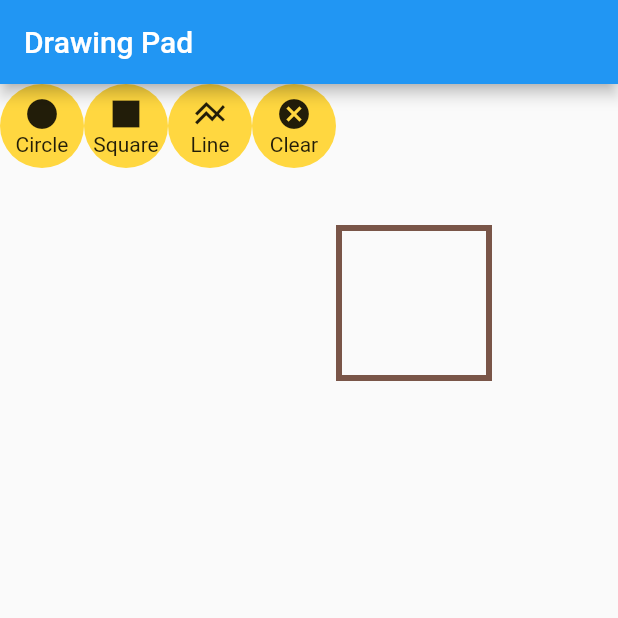
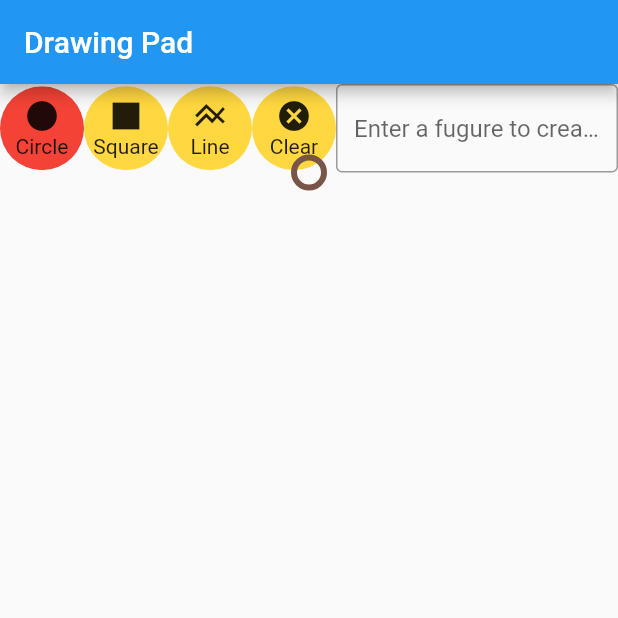
Before and after one commit to pemix09/flutter-drawing-pad, a Flutter app: the screen it shows after launch, after a tap on "Circle", on a phone screen of 412 x 824 dp, the top half of it. Run offline on Flutter 3.47's test engine with Material 2 defaults, Android fonts, the phone set to English and light mode, and no system bars.

Commit message:
Finally selecting buttons works

```diff
--- a/lib/Buttons/AddCircleButton.dart
+++ b/lib/Buttons/AddCircleButton.dart
@@ -2,23 +2,33 @@ import 'package:flutter/cupertino.dart';
 import 'package:flutter/material.dart';
 import 'package:hello_world/app_config.dart';
 
-class AddCircleButton extends StatelessWidget {
-  final String widgetName = 'Circle';
+class AddCircleButton extends StatefulWidget {
+  final Function reRenderParent;
 
-  const AddCircleButton({super.key});
+  const AddCircleButton({required Function this.reRenderParent, super.key});
+
+  @override
+  State<StatefulWidget> createState() => _AddCircleState(reRenderParentState: reRenderParent);
+}
+
+class _AddCircleState extends State<AddCircleButton>{
+  final Function reRenderParentState;
+
+  _AddCircleState({required Function this.reRenderParentState});
 
   @override
   Widget build(BuildContext context) {
+
     return SizedBox.fromSize(
         size: const Size(56, 56),
         child: ClipOval(
             child: Material(
-                color: Colors.amberAccent,
+                color: _thisButtonColour(context),
                 child: InkWell(
                     splashColor: Colors.green,
                     onTap: () {
-                      print(widgetName + 'was clicked');
-                      AppConfig.of(context)?.toolService.ChangleSelectedTool(1);
+                      AppConfig.of(context)?.toolService.ChangleSelectedButton(AddCircleButton);
+                      reRenderParentState(AddCircleButton);
                     },
                     child: Column(
                       mainAxisAlignment: MainAxisAlignment.center,
@@ -28,4 +38,12 @@ class AddCircleButton extends StatelessWidget {
                       ],
                     )))));
   }
+
+  Color _thisButtonColour(BuildContext context) {
+    if (AppConfig.of(context)?.toolService.selectedButton == AddCircleButton) {
+      return Colors.red;
+    } else {
+      return Colors.amberAccent;
+    }
+  }
 }
--- a/lib/Buttons/AddLineButton.dart
+++ b/lib/Buttons/AddLineButton.dart
@@ -2,8 +2,24 @@
 import 'package:flutter/cupertino.dart';
 import 'package:flutter/material.dart';
 
-class AddLineButton extends StatelessWidget{
-  const AddLineButton({super.key});
+import '../app_config.dart';
+
+class AddLineButton extends StatefulWidget{
+  final Function reRenderParent;
+
+  const AddLineButton({required Function this.reRenderParent, super.key});
+
+
+
+  @override
+  State<StatefulWidget> createState() => _AddLineButtonState(reRenderParent: this.reRenderParent);
+
+}
+
+class _AddLineButtonState extends State<AddLineButton>{
+  final Function reRenderParent;
+
+  _AddLineButtonState({required Function this.reRenderParent});
 
   @override
   Widget build(BuildContext context) {
@@ -11,10 +27,13 @@ class AddLineButton extends StatelessWidget{
         size: const Size(56, 56),
         child: ClipOval(
             child: Material(
-                color: Colors.amberAccent,
+                color: _thisButtonColour(context),
                 child: InkWell(
                     splashColor: Colors.green,
-                    onTap: (){},
+                    onTap: (){
+                      AppConfig.of(context)?.toolService.ChangleSelectedButton(AddLineButton);
+                      reRenderParent(AddLineButton);
+                    },
                     child: Column(
                       mainAxisAlignment: MainAxisAlignment.center,
                       children: const <Widget>[
@@ -27,4 +46,12 @@ class AddLineButton extends StatelessWidget{
         )
     );
   }
+
+  Color _thisButtonColour(BuildContext context) {
+    if (AppConfig.of(context)?.toolService.selectedButton == AddLineButton) {
+      return Colors.red;
+    } else {
+      return Colors.amberAccent;
+    }
+  }
 }
--- a/lib/Buttons/AddSquareButton.dart
+++ b/lib/Buttons/AddSquareButton.dart
@@ -1,8 +1,22 @@
 import 'package:flutter/material.dart';
 import 'package:flutter/widgets.dart';
 
-class AddSquareButton extends StatelessWidget{
-  const AddSquareButton({super.key});
+import '../app_config.dart';
+
+class AddSquareButton extends StatefulWidget {
+  final Function reRenderParent;
+  const AddSquareButton({required Function this.reRenderParent, super.key});
+
+
+
+  @override
+  State<StatefulWidget> createState() => _AddSquareButtonState(reRenderParent: this.reRenderParent);
+}
+
+class _AddSquareButtonState extends State<AddSquareButton>{
+  final Function reRenderParent;
+
+  _AddSquareButtonState({required Function this.reRenderParent});
 
   @override
   Widget build(BuildContext context) {
@@ -10,21 +24,28 @@ class AddSquareButton extends StatelessWidget{
         size: const Size(56, 56),
         child: ClipOval(
             child: Material(
-                color: Colors.amberAccent,
+                color: _thisButtonColour(context),
                 child: InkWell(
                     splashColor: Colors.green,
-                    onTap: (){},
+                    onTap: () {
+                      AppConfig.of(context)?.toolService.ChangleSelectedButton(AddSquareButton);
+                      reRenderParent(AddSquareButton);
+                    },
                     child: Column(
                       mainAxisAlignment: MainAxisAlignment.center,
                       children: const <Widget>[
                         Icon(Icons.square),
                         Text("Square"),
                       ],
-                    )
-                )
-            )
-        )
-    );
+                    )))));
+  }
+
+  Color _thisButtonColour(BuildContext context) {
+    if (AppConfig.of(context)?.toolService.selectedButton == AddSquareButton) {
+      return Colors.red;
+    } else {
+      return Colors.amberAccent;
+    }
   }
 
 }
--- a/lib/Buttons/ClearButton.dart
+++ b/lib/Buttons/ClearButton.dart
@@ -1,8 +1,24 @@
 import 'package:flutter/cupertino.dart';
 import 'package:flutter/material.dart';
 
-class ClearButton extends StatelessWidget{
-  const ClearButton({super.key});
+import '../app_config.dart';
+
+class ClearButton extends StatefulWidget{
+  final Function reRenderParent;
+
+  const ClearButton({required Function this.reRenderParent, super.key});
+
+
+
+  @override
+  State<StatefulWidget> createState() => _ClearButtonState(reRenderParent: this.reRenderParent);
+}
+
+class _ClearButtonState extends State<ClearButton>{
+  final Function reRenderParent;
+
+  _ClearButtonState({required Function this.reRenderParent});
+
 
   @override
   Widget build(BuildContext context) {
@@ -10,10 +26,13 @@ class ClearButton extends StatelessWidget{
         size: const Size(56, 56),
         child: ClipOval(
             child: Material(
-                color: Colors.amberAccent,
+                color: _thisButtonColour(context),
                 child: InkWell(
                     splashColor: Colors.green,
-                    onTap: (){},
+                    onTap: (){
+                      AppConfig.of(context)?.toolService.ChangleSelectedButton(ClearButton);
+                      reRenderParent(ClearButton);
+                    },
                     child: Column(
                       mainAxisAlignment: MainAxisAlignment.center,
                       children: const <Widget>[
@@ -26,4 +45,13 @@ class ClearButton extends StatelessWidget{
         )
     );
   }
+
+  Color _thisButtonColour(BuildContext context) {
+    if (AppConfig.of(context)?.toolService.selectedButton == ClearButton) {
+      return Colors.red;
+    } else {
+      return Colors.amberAccent;
+    }
+  }
+
 }
--- /dev/null
+++ b/lib/Inputs/TextInput.dart
@@ -0,0 +1,21 @@
+import 'package:flutter/cupertino.dart';
+import 'package:flutter/material.dart';
+
+class InputText extends StatefulWidget {
+  @override
+  State<StatefulWidget> createState() => _InputTextState();
+}
+
+class _InputTextState extends State<InputText> {
+  @override
+  Widget build(BuildContext context) {
+    return const Expanded(
+      child: TextField(
+        decoration: InputDecoration(
+          border: OutlineInputBorder(),
+          hintText: 'Enter a fugure to create',
+        ),
+      ),
+    );
+  }
+}
--- a/lib/Painter/my_cutom_painter.dart
+++ b/lib/Painter/my_cutom_painter.dart
@@ -1,23 +1,34 @@
 // 1
 import 'package:flutter/cupertino.dart';
 import 'package:flutter/material.dart';
+import 'package:hello_world/Buttons/AddCircleButton.dart';
+import 'package:hello_world/Buttons/AddSquareButton.dart';
+
+import '../app_config.dart';
 
 class MyCustomPainter extends CustomPainter {
+  final BuildContext context;
+
+  MyCustomPainter({required BuildContext this.context});
+
   // 2
   @override
   void paint(Canvas canvas, Size size) {
     // 1
-    Paint paint = Paint()
-      ..style = PaintingStyle.stroke
-      ..color = Colors.brown
-      ..strokeWidth = 4.0;
+    Paint paint = AppConfig.of(context)!.toolService.paint;
+    Offset position = Offset(0, 0);
 
-    canvas.drawRect(Rect.fromLTWH(20, 40, 100, 100), paint);
+    if (AppConfig.of(context)!.toolService.selectedButton == AddCircleButton) {
+      canvas.drawCircle(position, 10, paint);
+    } else if (AppConfig.of(context)!.toolService.selectedButton ==
+        AddSquareButton) {
+      canvas.drawRect(Rect.fromLTWH(20, 40, 100, 100), paint);
+    }
   }
 
   // 4
   @override
   bool shouldRepaint(MyCustomPainter oldDelegate) {
-    return true;
+    return false;
   }
 }
--- a/lib/Painter/painter.dart
+++ b/lib/Painter/painter.dart
@@ -1,20 +1,18 @@
 import 'package:flutter/material.dart';
 import 'package:flutter/widgets.dart';
 import './my_cutom_painter.dart';
-import 'dart:math' as math;
 
-class Painter extends StatelessWidget{
+class Painter extends StatelessWidget {
   const Painter({super.key, required this.title});
 
   final String title;
 
   @override
-  Widget build(BuildContext context){
+  Widget build(BuildContext context) {
     return Container(
-      color: Colors.white,
-      child: CustomPaint(
-        painter: MyCustomPainter(),
-      )
-    );
+        color: Colors.white,
+        child: CustomPaint(
+          painter: MyCustomPainter(context: context),
+        ));
   }
 }
--- a/lib/Services/tool_service.dart
+++ b/lib/Services/tool_service.dart
@@ -1,12 +1,17 @@
+import 'package:flutter/material.dart';
+import 'package:hello_world/Buttons/AddCircleButton.dart';
+
 class ToolService {
-  int selectedTool = 1;
+  Type selectedButton = AddCircleButton;
+  Paint paint = Paint()
+    ..style = PaintingStyle.stroke
+    ..color = Colors.brown
+    ..strokeWidth = 4.0;
 
   //default tool
-  ToolService() {
-    selectedTool = 1;
-  }
+  ToolService() {}
 
-  void ChangleSelectedTool(int _newSelection) {
-    selectedTool = _newSelection;
+  void ChangleSelectedButton(Type newSelectedButton) {
+    selectedButton = newSelectedButton;
   }
 }
--- a/lib/ToolBars/PaintingTools.dart
+++ b/lib/ToolBars/PaintingTools.dart
@@ -1,35 +1,36 @@
+import 'package:flutter/material.dart';
 import 'package:flutter/widgets.dart';
 import '../Buttons/AddCircleButton.dart';
 import '../Buttons/AddSquareButton.dart';
 import '../Buttons/AddLineButton.dart';
 import '../Buttons/ClearButton.dart';
+import '../Inputs/TextInput.dart';
 
-class PaintingTools extends StatefulWidget{
+class PaintingTools extends StatefulWidget {
   const PaintingTools({super.key});
 
   @override
   State<StatefulWidget> createState() => _PaintingToolsState();
-
 }
 
-class _PaintingToolsState extends State<PaintingTools>{
-  late int selectedTool;
-
+class _PaintingToolsState extends State<PaintingTools> {
+  Type selectedButton = AddCircleButton;
 
   @override
-  Widget build(BuildContext context){
+  Widget build(BuildContext context) {
     return Flexible(
-      child: Row(
-        textDirection: TextDirection.ltr,
-          children: <Widget>[
-            AddCircleButton(),
-            AddSquareButton(),
-            AddLineButton(),
-            ClearButton()
-          ]
-      )
-    );
+        child: Row(textDirection: TextDirection.ltr, children: <Widget>[
+          AddCircleButton(reRenderParent: SelectedToolChanged),
+          AddSquareButton(reRenderParent: SelectedToolChanged),
+          AddLineButton(reRenderParent: SelectedToolChanged),
+          ClearButton(reRenderParent: SelectedToolChanged),
+          InputText()
+    ]));
   }
 
-
+  SelectedToolChanged(Type selectedTool) {
+    setState((){
+      selectedButton = selectedTool;
+    });
+  }
 }
--- a/lib/app_config.dart
+++ b/lib/app_config.dart
@@ -15,5 +15,7 @@ class AppConfig extends InheritedWidget {
 
   //method below can modify other elements of app to update, for example to changle selection of tool
   @override
-  bool updateShouldNotify(_) => false;
+  bool updateShouldNotify(AppConfig oldConfig) {
+    return toolService.selectedButton != oldConfig.toolService.selectedButton;
+  }
 }
```
